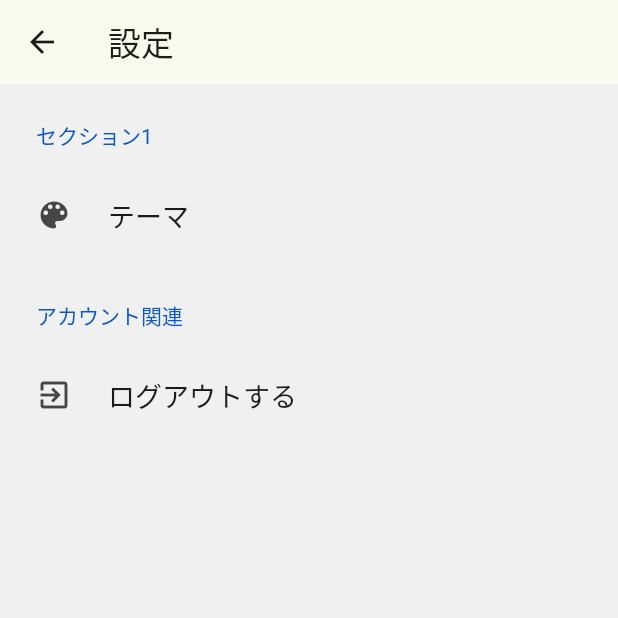
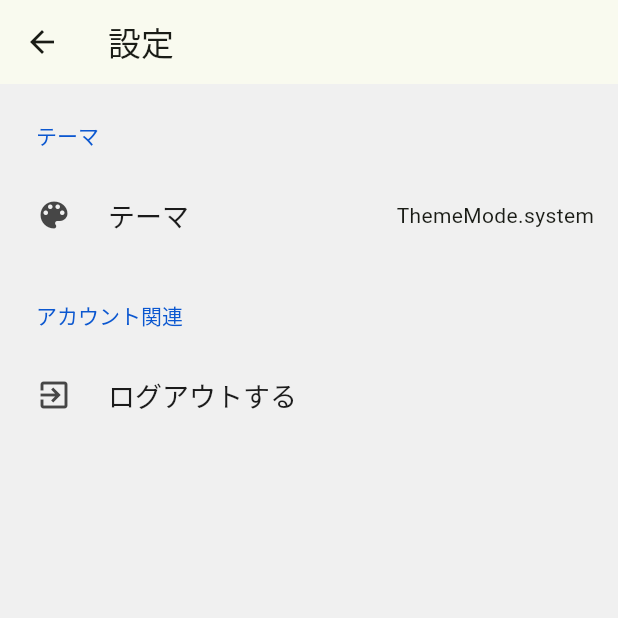
Before and after one commit to gadgelogger/book_review_app, a Flutter app: the screen it shows once a user with an empty profile is signed in, item 3 of the bottom bar chosen, after a tap on the "settings" icon, on a phone screen of 412 x 824 dp, the top half of it. Run offline on Flutter 3.47's test engine with Material 3 defaults, Android fonts, the phone set to English and light mode, and no system bars; drawn by our look-alikes of settings_ui; our stand-ins replace cloud_firestore, firebase_auth, firebase_core, firebase_storage, flutter_riverpod, freezed_annotation and 2 more; accounts and stored records are empty; network calls fail.

Commit message:
add:ダークモードとライトモードを実装した

```diff
--- /dev/null
+++ b/lib/domein/share_preferences_instance.dart
@@ -0,0 +1,17 @@
+// Package imports:
+import 'package:shared_preferences/shared_preferences.dart';
+
+class SharedPreferencesInstance {
+  static late final SharedPreferences _prefs;
+
+  static final SharedPreferencesInstance _instance =
+      SharedPreferencesInstance._internal();
+  factory SharedPreferencesInstance() => _instance;
+  SharedPreferencesInstance._internal();
+
+  SharedPreferences get prefs => _prefs;
+
+  static Future<void> initialize() async {
+    _prefs = await SharedPreferences.getInstance();
+  }
+}
--- /dev/null
+++ b/lib/domein/theme_mode_provider.dart
@@ -0,0 +1,48 @@
+// Flutter imports:
+import 'package:book_review_app/domein/share_preferences_instance.dart';
+import 'package:flutter/material.dart';
+// Package imports:
+import 'package:flutter_riverpod/flutter_riverpod.dart';
+
+final themeModeProvider = StateNotifierProvider<ThemeModeNotifier, ThemeMode>(
+  (ref) => ThemeModeNotifier(),
+);
+
+// Project imports:
+
+class ThemeModeNotifier extends StateNotifier<ThemeMode> {
+  static const String keyThemeMode = 'theme_mode';
+  final _prefs = SharedPreferencesInstance().prefs;
+
+  ThemeModeNotifier() : super(ThemeMode.system) {
+    state = _loadThemeMode() ?? ThemeMode.system;
+  }
+
+  Future<void> toggle() async {
+    ThemeMode themeMode;
+    switch (state) {
+      case ThemeMode.light:
+        themeMode = ThemeMode.dark;
+      case ThemeMode.dark:
+        themeMode = ThemeMode.system;
+      case ThemeMode.system:
+        themeMode = ThemeMode.light;
+    }
+    await _saveThemeMode(themeMode).then((value) {
+      if (value) {
+        state = themeMode;
+      }
+    });
+  }
+
+  ThemeMode? _loadThemeMode() {
+    final loaded = _prefs.getString(keyThemeMode);
+    if (loaded == null) {
+      return null;
+    }
+    return ThemeMode.values.byName(loaded);
+  }
+
+  Future<bool> _saveThemeMode(ThemeMode themeMode) =>
+      _prefs.setString(keyThemeMode, themeMode.name);
+}
--- a/lib/main.dart
+++ b/lib/main.dart
@@ -1,3 +1,5 @@
+import 'package:book_review_app/domein/share_preferences_instance.dart';
+import 'package:book_review_app/domein/theme_mode_provider.dart';
 import 'package:book_review_app/presentation/pages/main_page.dart';
 import 'package:book_review_app/presentation/pages/sign_in_page.dart';
 import 'package:firebase_auth/firebase_auth.dart';
@@ -9,21 +11,30 @@ import 'firebase_options.dart';
 
 void main() async {
   WidgetsFlutterBinding.ensureInitialized();
+  await SharedPreferencesInstance.initialize();
   await Firebase.initializeApp(
     options: DefaultFirebaseOptions.currentPlatform,
   );
   runApp(const ProviderScope(child: MainApp()));
 }
 
-class MainApp extends StatelessWidget {
+ThemeData _buildTheme(Brightness brightness) {
+  return ThemeData(
+    colorSchemeSeed: Colors.lightGreen,
+    useMaterial3: true,
+    brightness: brightness,
+  );
+}
+
+class MainApp extends ConsumerWidget {
   const MainApp({super.key});
 
   @override
-  Widget build(BuildContext context) {
+  Widget build(BuildContext context, WidgetRef ref) {
     return MaterialApp(
-      theme: ThemeData(
-        colorSchemeSeed: Colors.lightGreen,
-      ),
+      theme: _buildTheme(Brightness.light),
+      darkTheme: _buildTheme(Brightness.dark),
+      themeMode: ref.watch(themeModeProvider),
       home: StreamBuilder<User?>(
         stream: FirebaseAuth.instance.authStateChanges(),
         builder: (context, snapshot) {
--- a/lib/presentation/pages/setting_page.dart
+++ b/lib/presentation/pages/setting_page.dart
@@ -1,18 +1,15 @@
+import 'package:book_review_app/domein/theme_mode_provider.dart';
 import 'package:book_review_app/presentation/pages/sign_in_page.dart';
 import 'package:firebase_auth/firebase_auth.dart';
 import 'package:flutter/material.dart';
+import 'package:flutter_riverpod/flutter_riverpod.dart';
 import 'package:settings_ui/settings_ui.dart';
 
-class SettingPage extends StatefulWidget {
+class SettingPage extends ConsumerWidget {
   const SettingPage({super.key});
 
   @override
-  State<SettingPage> createState() => _SettingPageState();
-}
-
-class _SettingPageState extends State<SettingPage> {
-  @override
-  Widget build(BuildContext context) {
+  Widget build(BuildContext context, WidgetRef ref) {
     return Scaffold(
       appBar: AppBar(
         title: const Text('設定'),
@@ -20,12 +17,17 @@ class _SettingPageState extends State<SettingPage> {
       body: SettingsList(
         sections: [
           SettingsSection(
-            title: const Text('セクション1'),
-            tiles: [
-              SettingsTile(
+            title: const Text('テーマ'),
+            tiles: <SettingsTile>[
+              SettingsTile.navigation(
                 title: const Text('テーマ'),
                 leading: const Icon(Icons.color_lens),
-                onPressed: (BuildContext context) {},
+                trailing: Text(
+                  ref.watch(themeModeProvider).toString(),
+                ),
+                onPressed: (_) async {
+                  await ref.read(themeModeProvider.notifier).toggle();
+                },
               ),
             ],
           ),
--- a/pubspec.yaml
+++ b/pubspec.yaml
@@ -20,6 +20,7 @@ dependencies:
   json_annotation: ^4.8.1
   riverpod_annotation: ^2.3.5
   settings_ui: ^2.0.2
+  shared_preferences: ^2.2.2
 
 dev_dependencies:
   flutter_test:
```
Also changed, not shown: pubspec.lock, 1 other file.
